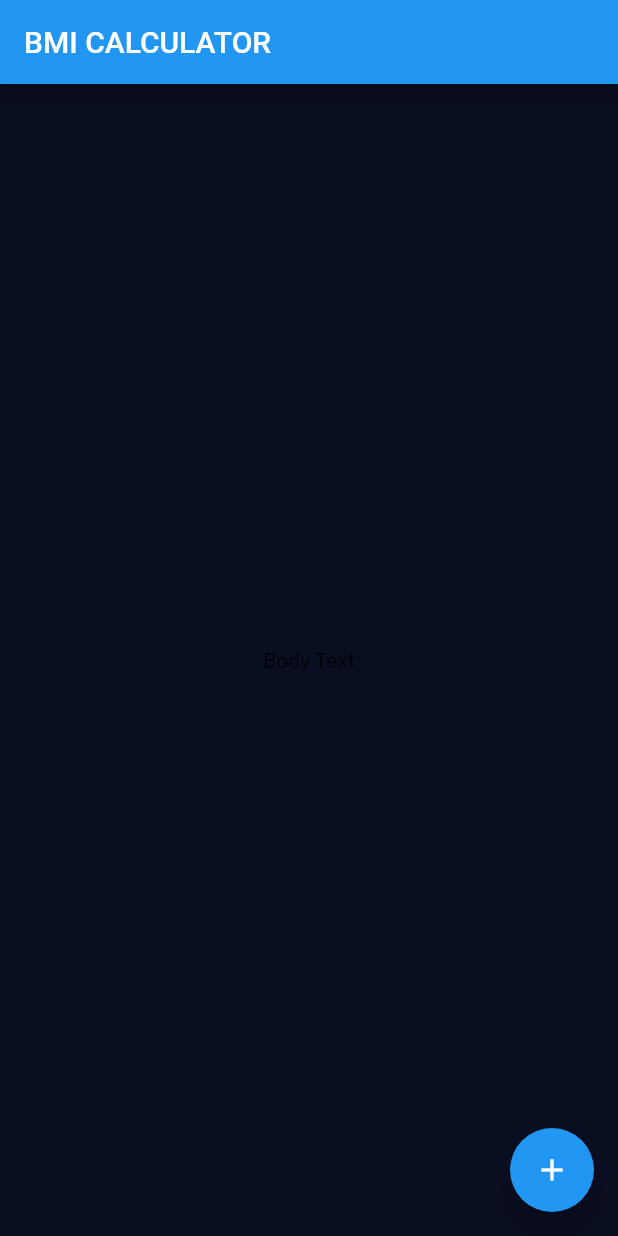
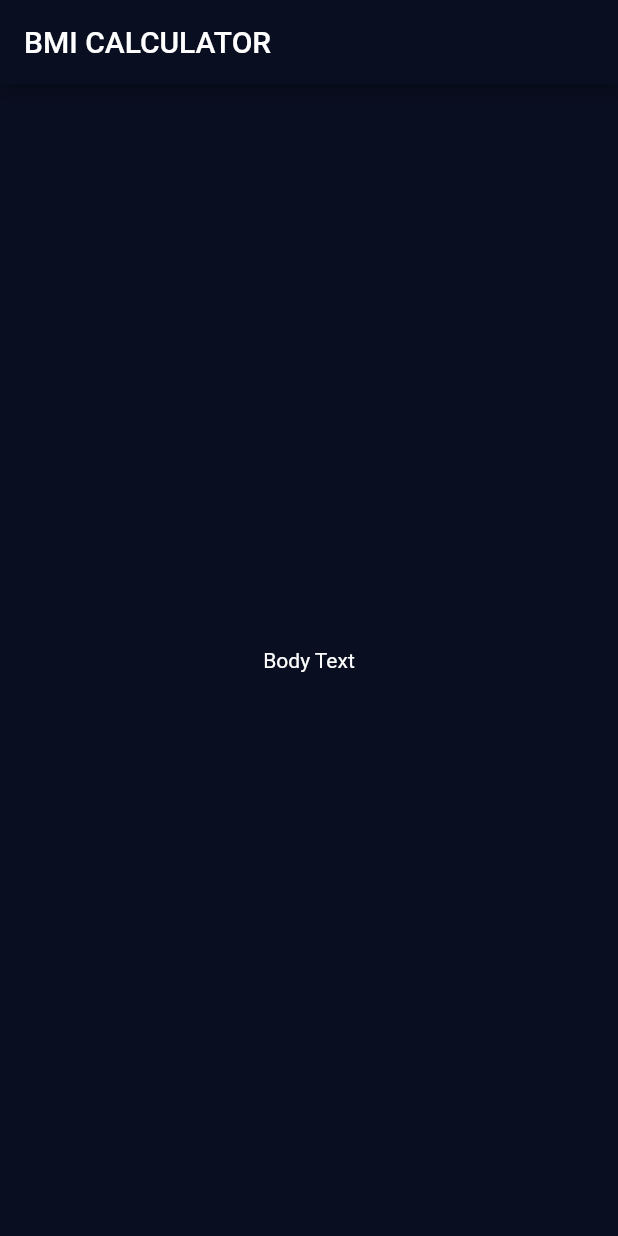
Before and after one commit to Jayakrishnan-manoj/Check_BMI, a Flutter app: the screen it shows after launch, on a phone screen of 412 x 824 dp. Run offline on Flutter 3.47's test engine with Material 2 defaults, Android fonts, the phone set to English and light mode, and no system bars.

Commit message:
set basic theme

```diff
--- a/lib/main.dart
+++ b/lib/main.dart
@@ -1,3 +1,4 @@
+import 'package:bmi_calculator/screens/input_screen.dart';
 import 'package:flutter/material.dart';
 
 void main() => runApp(BMICalculator());
@@ -6,35 +7,13 @@ class BMICalculator extends StatelessWidget {
   @override
   Widget build(BuildContext context) {
     return MaterialApp(
-      theme: ThemeData(
-        primaryColor:const Color(0xFF0A0E21),
-        colorScheme: ColorScheme.fromSwatch(accentColor: Colors.blue),
-        scaffoldBackgroundColor: const Color(0xFF0A0E21),
+      theme: ThemeData.dark().copyWith(
+        appBarTheme: ThemeData.dark().appBarTheme.copyWith(
+          backgroundColor: Color(0xFF0A0E21),
+        ),
+        scaffoldBackgroundColor: Color(0xFF0A0E21),
       ),
-      home: InputPage(),
+      home: InputScreen(),
     );
   }
 }
-
-class InputPage extends StatefulWidget {
-  @override
-  _InputPageState createState() => _InputPageState();
-}
-
-class _InputPageState extends State<InputPage> {
-  @override
-  Widget build(BuildContext context) {
-    return Scaffold(
-      appBar: AppBar(
-        title: const Text('BMI CALCULATOR'),
-      ),
-      body: Center(
-        child: Text('Body Text'),
-      ),
-      floatingActionButton: FloatingActionButton(
-        onPressed: (){},
-        child: Icon(Icons.add),
-      ),
-    );
-  }
-}
--- /dev/null
+++ b/lib/screens/input_screen.dart
@@ -0,0 +1,20 @@
+import 'package:flutter/material.dart';
+
+class InputScreen extends StatefulWidget {
+  @override
+  _InputScreenState createState() => _InputScreenState();
+}
+
+class _InputScreenState extends State<InputScreen> {
+  @override
+  Widget build(BuildContext context) {
+    return Scaffold(
+      appBar: AppBar(
+        title: const Text('BMI CALCULATOR'),
+      ),
+      body: Center(
+        child: Text('Body Text'),
+      ),
+    );
+  }
+}
```
